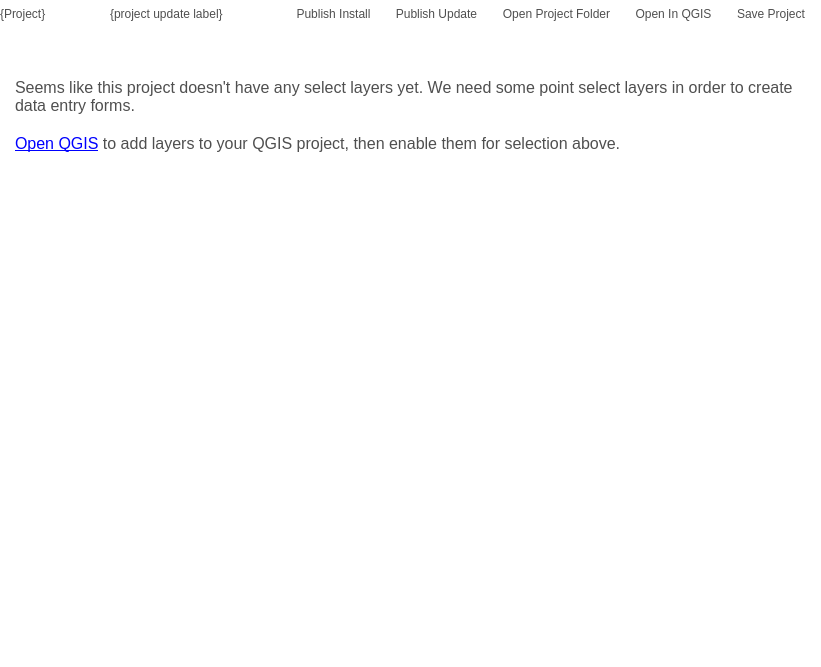
This is src/configmanager/ui/ui_projectwidget.ui in roam-qgis/Roam as Qt 5 draws it before an edit. The edited form follows.
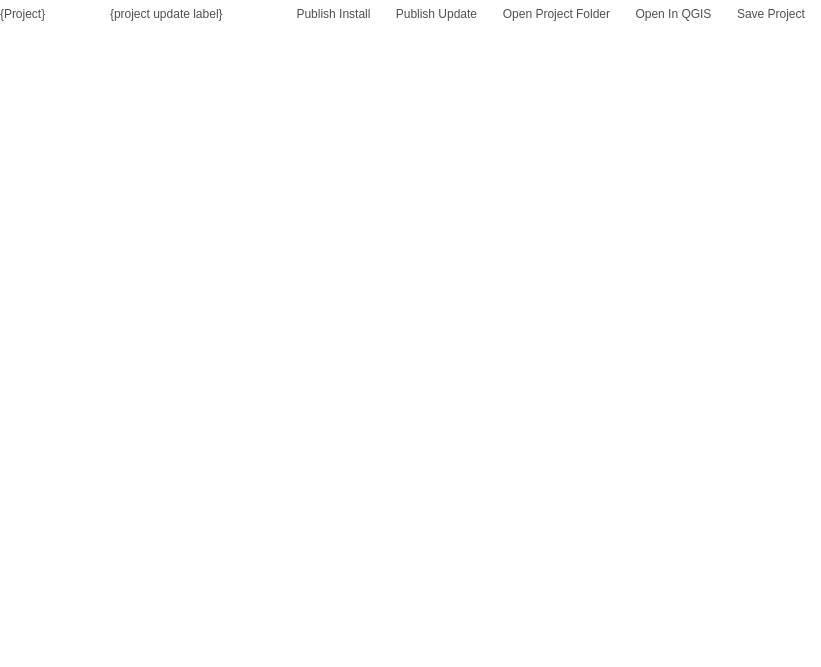
This is the edited form. The open tabs and pages were chosen to show the change. Icons and pictures are not drawn. Custom widgets are drawn as their Qt base class.

Commit message: Include Add Layers button on project info page

```diff
--- a/src/configmanager/ui/ui_projectwidget.ui
+++ b/src/configmanager/ui/ui_projectwidget.ui
@@ -423,37 +423,6 @@
        <property name="fieldGrowthPolicy">
         <enum>QFormLayout::AllNonFixedFieldsGrow</enum>
        </property>
-       <item row="0" column="1">
-        <widget class="QLabel" name="formslayerlabel">
-         <property name="font">
-          <font>
-           <family>Segoe UI</family>
-           <pointsize>14</pointsize>
-           <weight>9</weight>
-           <italic>false</italic>
-           <bold>false</bold>
-          </font>
-         </property>
-         <property name="text">
-          <string>&lt;!DOCTYPE HTML PUBLIC &quot;-//W3C//DTD HTML 4.0//EN&quot; &quot;http://www.w3.org/TR/REC-html40/strict.dtd&quot;&gt;
-&lt;html&gt;&lt;head&gt;&lt;meta name=&quot;qrichtext&quot; content=&quot;1&quot; /&gt;&lt;style type=&quot;text/css&quot;&gt;
-p, li { white-space: pre-wrap; }
-&lt;/style&gt;&lt;/head&gt;&lt;body style=&quot; font-family:'MS Shell Dlg 2'; font-size:8.25pt; font-weight:400; font-style:normal;&quot;&gt;
-&lt;p style=&quot; margin-top:0px; margin-bottom:0px; margin-left:0px; margin-right:0px; -qt-block-indent:0; text-indent:0px;&quot;&gt;&lt;span style=&quot; font-size:12pt;&quot;&gt;Seems like this project doesn't have any select layers yet. We need some point select layers in order to create data entry forms. &lt;/span&gt;&lt;/p&gt;
-&lt;p style=&quot;-qt-paragraph-type:empty; margin-top:0px; margin-bottom:0px; margin-left:0px; margin-right:0px; -qt-block-indent:0; text-indent:0px; font-size:12pt;&quot;&gt;&lt;/p&gt;
-&lt;p style=&quot; margin-top:0px; margin-bottom:0px; margin-left:0px; margin-right:0px; -qt-block-indent:0; text-indent:0px;&quot;&gt;&lt;a href=&quot;qgis&quot;&gt;&lt;span style=&quot; font-size:12pt; text-decoration: underline; color:#0000ff;&quot;&gt;Open QGIS&lt;/span&gt;&lt;/a&gt;&lt;span style=&quot; font-size:12pt;&quot;&gt; to add layers to your QGIS project, then enable them for selection above.&lt;/span&gt;&lt;/p&gt;&lt;/body&gt;&lt;/html&gt;</string>
-         </property>
-         <property name="alignment">
-          <set>Qt::AlignLeading|Qt::AlignLeft|Qt::AlignVCenter</set>
-         </property>
-         <property name="wordWrap">
-          <bool>true</bool>
-         </property>
-         <property name="isheader" stdset="0">
-          <bool>true</bool>
-         </property>
-        </widget>
-       </item>
       </layout>
      </widget>
      <widget class="ProjectsNode" name="projects_page">
```
The commit also changes 4 other files.
